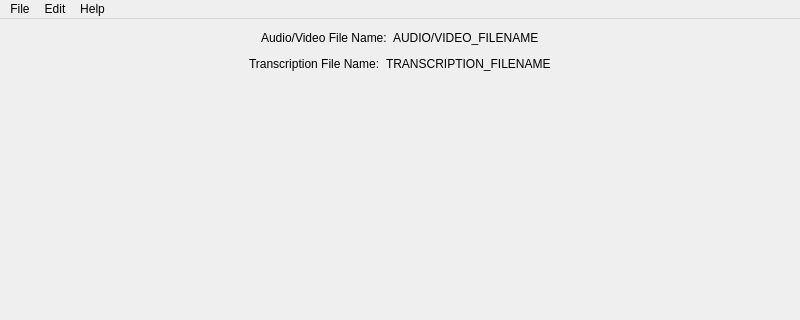
Above: transcript-fixer/mainwindow.ui from ignabelitzky/edia-utilities before the change; both pictures show x 0 to 800 and y 0 to 320 of the 800 by 600 pixel window. Below: the same form after it.
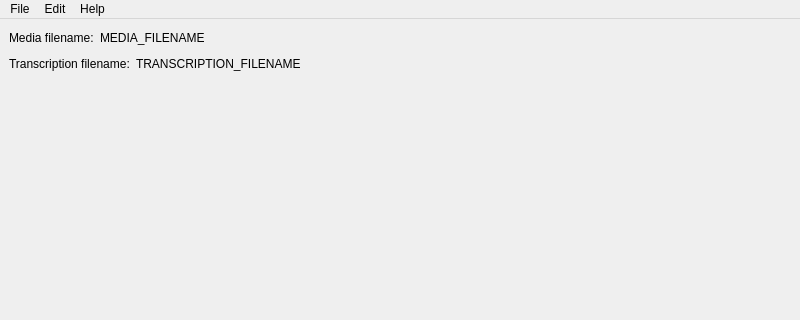
That is the form after the change. Icons and pictures are not drawn.

What changed in the file:
```diff
--- a/transcript-fixer/mainwindow.ui
+++ b/transcript-fixer/mainwindow.ui
@@ -32,29 +32,16 @@
       <item>
        <layout class="QHBoxLayout" name="horizontalLayout_2">
         <item>
-         <spacer name="horizontalSpacer_5">
-          <property name="orientation">
-           <enum>Qt::Orientation::Horizontal</enum>
-          </property>
-          <property name="sizeHint" stdset="0">
-           <size>
-            <width>40</width>
-            <height>20</height>
-           </size>
-          </property>
-         </spacer>
-        </item>
-        <item>
-         <widget class="QLabel" name="audioVideoLabel">
+         <widget class="QLabel" name="mediaLabel">
           <property name="text">
-           <string>Audio/Video File Name:</string>
+           <string>Media filename:</string>
           </property>
          </widget>
         </item>
         <item>
          <widget class="QLabel" name="audioVideoFilenameLabel">
           <property name="text">
-           <string>AUDIO/VIDEO_FILENAME</string>
+           <string>MEDIA_FILENAME</string>
           </property>
          </widget>
         </item>
@@ -75,23 +62,10 @@
       </item>
       <item>
        <layout class="QHBoxLayout" name="horizontalLayout_3">
-        <item>
-         <spacer name="horizontalSpacer_6">
-          <property name="orientation">
-           <enum>Qt::Orientation::Horizontal</enum>
-          </property>
-          <property name="sizeHint" stdset="0">
-           <size>
-            <width>40</width>
-            <height>20</height>
-           </size>
-          </property>
-         </spacer>
-        </item>
         <item>
          <widget class="QLabel" name="transcriptionLabel">
           <property name="text">
-           <string>Transcription File Name:</string>
+           <string>Transcription filename:</string>
           </property>
          </widget>
         </item>
```
Left out of the diff: 11 changed lines with no effect on the pictures.
